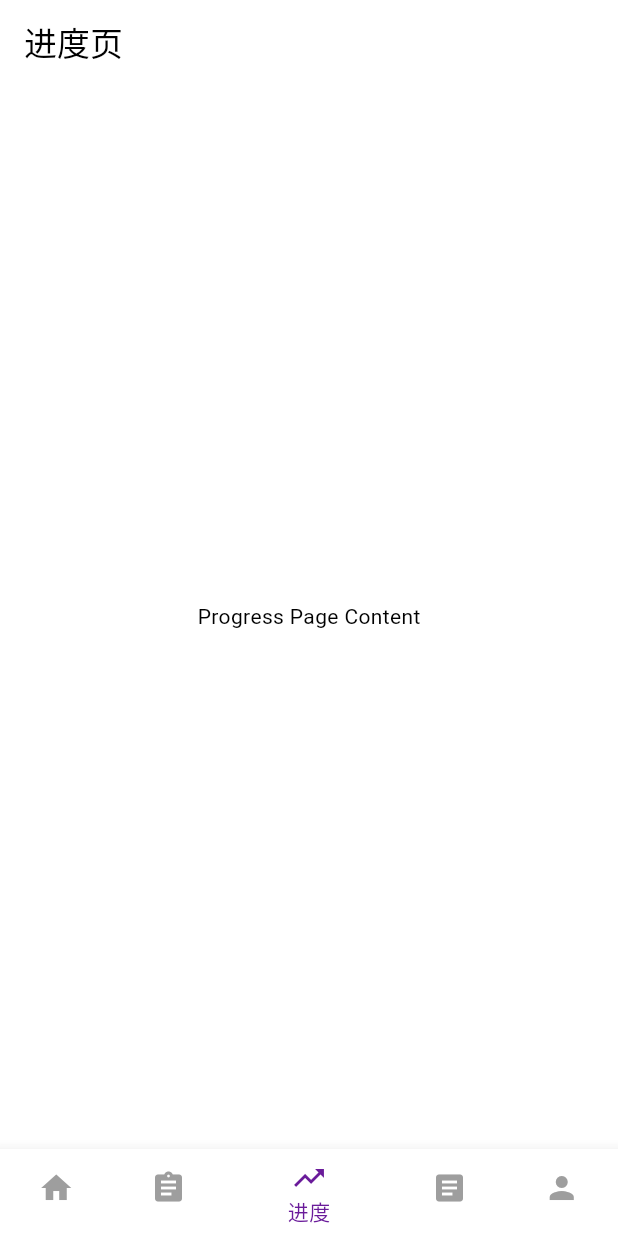
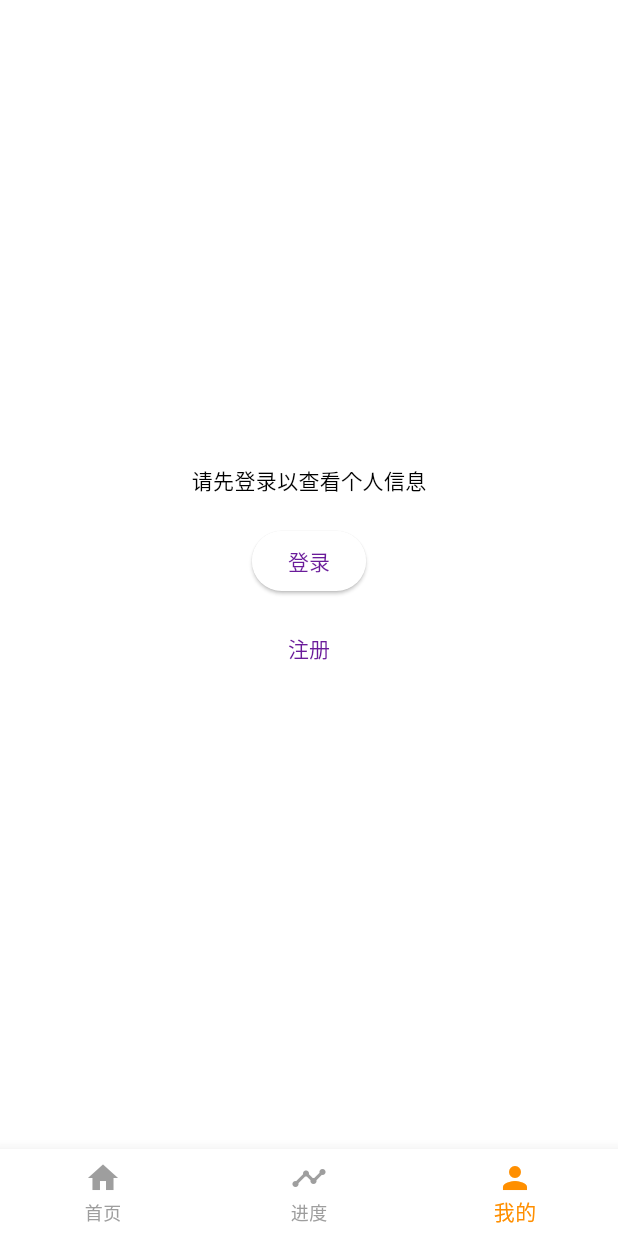
Before and after one commit to oliyo2023/stopsmoking_app, a Flutter app: the screen it shows after launch, item 3 of the bottom bar chosen, on a phone screen of 412 x 824 dp. Run offline on Flutter 3.47's test engine with Material 3 defaults, Android fonts, the phone set to English and light mode, and no system bars; our stand-ins replace get, image_picker, pocketbase.

Commit message:
重构主应用程序结构，更新路由配置，优化主页和个人资料页面，添加进度页面支持

```diff
--- a/lib/main.dart
+++ b/lib/main.dart
@@ -1,102 +1,41 @@
 import 'package:flutter/material.dart';
-import 'package:get/get.dart';
+import 'package:jieyan_app/pages/article_page.dart';
 import 'package:jieyan_app/pages/home_page.dart';
 import 'package:jieyan_app/pages/login_page.dart';
+import 'package:jieyan_app/pages/profile_page.dart';
 import 'package:jieyan_app/pages/register_page.dart';
 import 'package:jieyan_app/theme/app_theme.dart';
+import 'package:get/get.dart';
 import 'package:jieyan_app/services/pocketbase_service.dart';
-import 'package:jieyan_app/pages/profile_page.dart';
-import 'package:jieyan_app/pages/plan_page.dart'; // Import PlanPage
-import 'package:jieyan_app/pages/progress_page.dart'; // Import ProgressPage
-import 'package:jieyan_app/pages/article_page.dart'; // Import ArticlePage
-import 'package:jieyan_app/pages/my_page.dart'; // Import MyPage
 
-void main() {
-  Get.put(PocketBaseService());
+void main() async {
+  WidgetsFlutterBinding.ensureInitialized();
+  // Initialize PocketBaseService here
+  final pbService = PocketBaseService();
+  // Removed: await pbService.init(); // No init method in PocketBaseService
+  Get.put(pbService); // Register PocketBaseService with GetX
+
   runApp(const MyApp());
 }
 
-class MyApp extends StatefulWidget {
+class MyApp extends StatelessWidget {
   const MyApp({super.key});
 
   @override
-  State<MyApp> createState() => _MyAppState();
-}
-
-class _MyAppState extends State<MyApp> {
-  @override
   Widget build(BuildContext context) {
     return GetMaterialApp(
-      title: 'stop smoking',
+      title: '戒烟 App',
       theme: appTheme,
-      debugShowCheckedModeBanner: false,
-      initialRoute: '/', // Set initialRoute to '/'
-      routes: {
-        '/': (context) => MainPage(), // Route '/' to MainPage
-        '/login': (context) => const LoginPage(),
-        '/register': (context) => const RegisterPage(),
-        // '/home': (context) => const HomePage(), // Remove '/home' route
-        '/profile': (context) => const ProfilePage(),
-        '/plan': (context) => const PlanPage(), // PlanPage route
-        '/progress': (context) => const ProgressPage(), // ProgressPage route
-        '/article': (context) => const ArticlePage(), // ArticlePage route
-        '/my': (context) => const MyPage(), // MyPage route
-      },
+      darkTheme: appTheme, // Use the same theme for dark theme
+      themeMode: ThemeMode.system,
+      initialRoute: '/home',
+      getPages: [
+        GetPage(name: '/home', page: () => const HomePage()),
+        GetPage(name: '/login', page: () => const LoginPage()),
+        GetPage(name: '/register', page: () => const RegisterPage()),
+        GetPage(name: '/profile', page: () => const ProfilePage()),
+        GetPage(name: '/article/:id', page: () => const ArticlePage()),
+      ],
     );
   }
 }
-
-class MainController extends GetxController {
-  var selectedIndex = 0.obs;
-
-  void onItemTapped(int index) {
-    selectedIndex.value = index;
-  }
-}
-
-class MainPage extends StatelessWidget {
-  final MainController controller = Get.put(MainController());
-
-  @override
-  Widget build(BuildContext context) {
-    return Scaffold(
-      body: Center(
-        child: Obx(() => [
-              HomePage(), // 首页
-              PlanPage(), // 计划页
-              ProgressPage(), // 进度页
-              ArticlePage(), // 文章页
-              MyPage(), // 我的页
-            ][controller.selectedIndex.value]),
-      ),
-      bottomNavigationBar: Obx(() => BottomNavigationBar(
-            items: const <BottomNavigationBarItem>[
-              BottomNavigationBarItem(
-                icon: Icon(Icons.home),
-                label: '首页',
-              ),
-              BottomNavigationBarItem(
-                icon: Icon(Icons.assignment),
-                label: '计划',
-              ),
-              BottomNavigationBarItem(
-                icon: Icon(Icons.trending_up),
-                label: '进度',
-              ),
-              BottomNavigationBarItem(
-                icon: Icon(Icons.article),
-                label: '文章',
-              ),
-              BottomNavigationBarItem(
-                icon: Icon(Icons.person),
-                label: '我的',
-              ),
-            ],
-            currentIndex: controller.selectedIndex.value,
-            selectedItemColor: appTheme.colorScheme.primary,
-            unselectedItemColor: Colors.grey,
-            onTap: controller.onItemTapped,
-          )),
-    );
-  }
-}
--- a/lib/pages/home_page.dart
+++ b/lib/pages/home_page.dart
@@ -2,8 +2,7 @@ import 'package:flutter/material.dart';
 import 'package:jieyan_app/services/pocketbase_service.dart';
 import 'package:get/get.dart';
 import 'package:jieyan_app/pages/profile_page.dart';
-// Import LoginPage
-// Import RegisterPage
+import 'package:jieyan_app/pages/progress_page.dart'; // Import ProgressPage
 
 class HomePage extends StatefulWidget {
   const HomePage({super.key});
@@ -32,6 +31,12 @@ class _HomePageState extends State<HomePage> {
     }
   }
 
+  void _onItemTapped(int index) {
+    setState(() {
+      _selectedIndex = index;
+    });
+  }
+
   @override
   Widget build(BuildContext context) {
     return Scaffold(
@@ -41,8 +46,47 @@ class _HomePageState extends State<HomePage> {
           // Study Section (Always visible)
           Center(child: Text('首页内容')), // Changed text to 首页内容
 
+          // Progress Page
+          ProgressPage(),
+
           // My Section (Conditionally visible)
-          _isLoggedIn
+          _MySection(isLoggedIn: _isLoggedIn),
+        ],
+      ),
+      bottomNavigationBar: BottomNavigationBar(
+        items: const <BottomNavigationBarItem>[
+          BottomNavigationBarItem(
+            icon: Icon(Icons.home),
+            label: '首页',
+          ),
+          BottomNavigationBarItem(
+            icon: Icon(Icons.timeline),
+            label: '进度',
+          ),
+          BottomNavigationBarItem(
+            icon: Icon(Icons.person),
+            label: '我的',
+          ),
+        ],
+        currentIndex: _selectedIndex,
+        selectedItemColor: Colors.amber[800],
+        onTap: _onItemTapped,
+      ),
+    );
+  }
+}
+
+class _MySection extends StatelessWidget {
+  const _MySection({
+    Key? key,
+    required this.isLoggedIn,
+  }) : super(key: key);
+
+  final bool isLoggedIn;
+
+  @override
+  Widget build(BuildContext context) {
+    return isLoggedIn
         ? ProfilePage() // Display ProfilePage when logged in
         : Center(
             child: Column(
@@ -65,10 +109,6 @@ class _HomePageState extends State<HomePage> {
                 ),
               ],
             ),
-                ),
-        ],
-      ),
-      // Removed bottomNavigationBar from here
           );
   }
 }
--- a/lib/pages/profile_page.dart
+++ b/lib/pages/profile_page.dart
@@ -4,6 +4,7 @@ import 'package:get/get.dart';
 import 'package:jieyan_app/services/pocketbase_service.dart';
 import 'package:pocketbase/pocketbase.dart';
 import 'package:image_picker/image_picker.dart';
+import 'package:http/http.dart' as http;
 
 class ProfilePage extends StatefulWidget {
   const ProfilePage({super.key});
@@ -60,9 +61,25 @@ class _ProfilePageState extends State<ProfilePage> {
         'nickname': _nicknameController.text,
         // Add other fields here
       };
-      await _pbService.pb
-          .collection('users')
-          .update(_pbService.pb.authStore.model!.id, body: updatedData);
+
+      List<http.MultipartFile> files = [];
+
+      // Add avatar upload to the request
+      if (_avatarImage != null) {
+        final bytes = await _avatarImage!.readAsBytes();
+        files.add(
+          http.MultipartFile.fromBytes(
+            'avatar',
+            bytes,
+            filename: _avatarImage!.path.split('/').last,
+          ),
+        );
+      }
+
+      await _pbService.pb.collection('users').update(
+          _pbService.pb.authStore.model!.id,
+          body: updatedData,
+          files: files);
 
       Get.snackbar('Success', 'Profile updated successfully!',
           backgroundColor: Colors.green, colorText: Colors.white);
```
Lines whose indentation alone changed are shown as unchanged.
